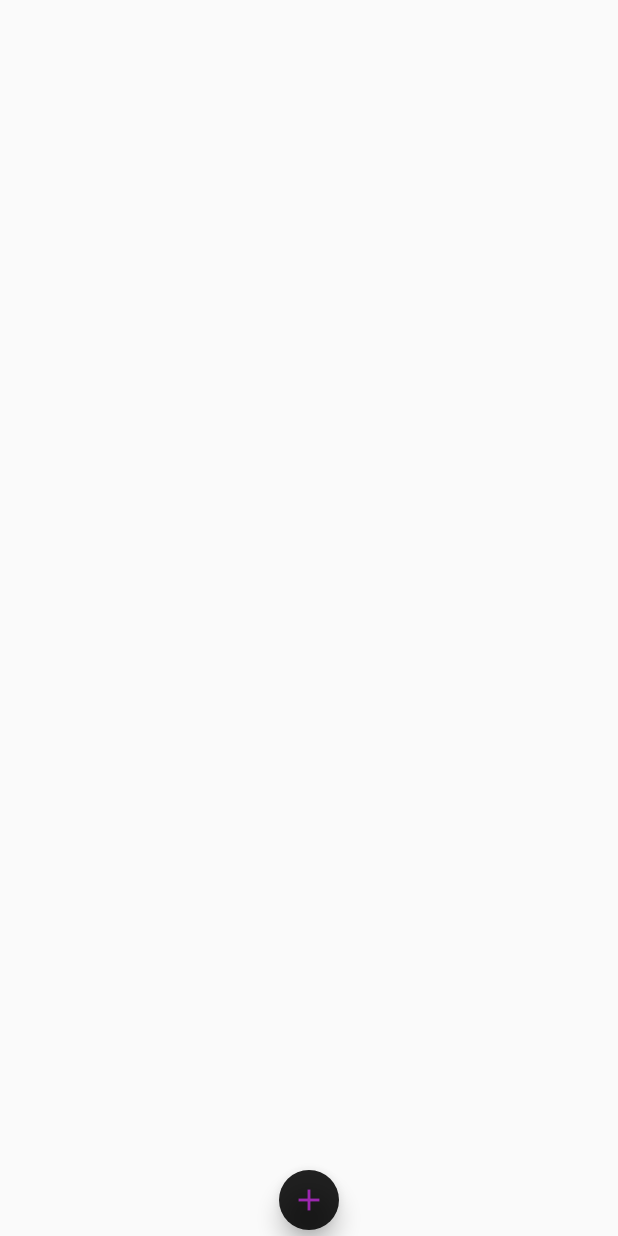
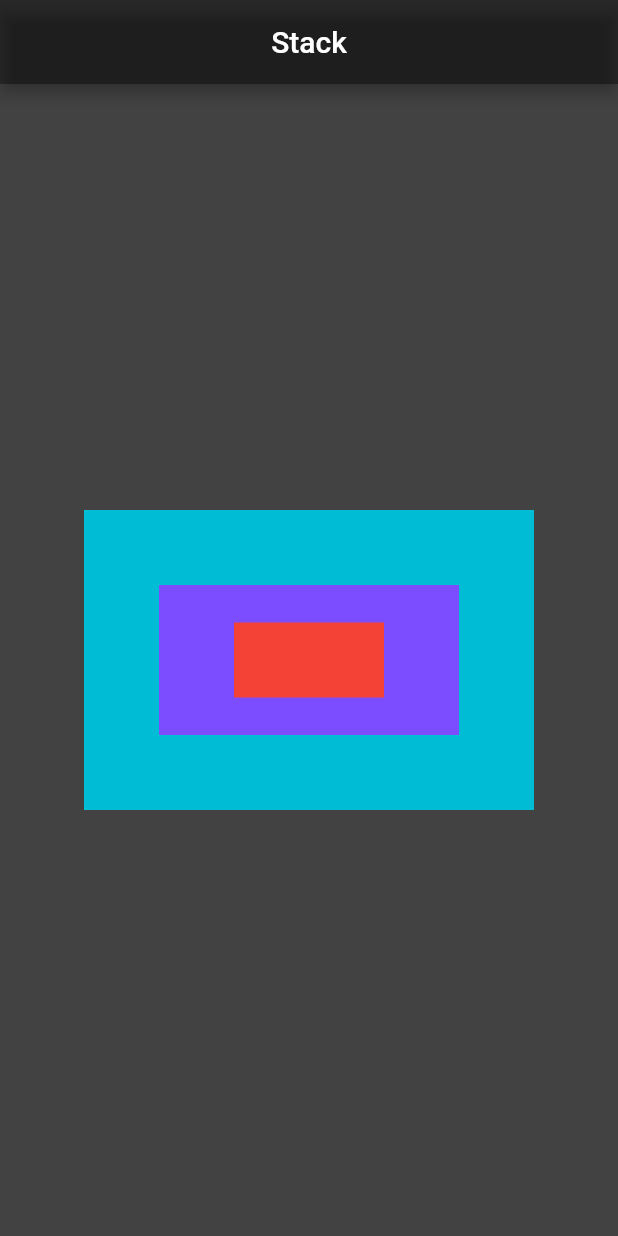
Before and after one commit to theeeep/Flutter-Basic-App, a Flutter app: the screen it shows after launch, on a phone screen of 412 x 824 dp. Run offline on Flutter 3.47's test engine with Material 2 defaults, Android fonts, the phone set to English and light mode, and no system bars.

Commit message:
stack Basic

```diff
--- a/lib/main.dart
+++ b/lib/main.dart
@@ -3,6 +3,7 @@
 // import 'screens/Home.dart';
 import 'package:basic_app/screens/RowCol.dart';
 import 'package:basic_app/screens/FloatActnBtn.dart';
+import 'package:basic_app/screens/Stack.dart';
 import 'screens/ListView.dart';
 
 // import 'screens/Appbar.dart';
@@ -21,6 +22,6 @@ class MyApp extends StatelessWidget {
         title: "My FLutter App",
         themeMode: ThemeMode.system,
         debugShowCheckedModeBanner: false,
-        home: FloatActBtn());
+        home: StackPos());
   }
 }
--- /dev/null
+++ b/lib/screens/Stack.dart
@@ -0,0 +1,39 @@
+import 'package:flutter/material.dart';
+
+class StackPos extends StatelessWidget {
+  const StackPos({super.key});
+
+  @override
+  Widget build(BuildContext context) {
+    return Scaffold(
+      appBar: AppBar(
+        title: Text("Stack"),
+        centerTitle: true,
+        backgroundColor: Colors.black38,
+      ),
+      backgroundColor: Colors.grey.shade800,
+      body: Center(
+        child: Stack(
+          alignment: Alignment.center,
+          children: [
+            Container(
+              width: 300,
+              height: 200,
+              color: Colors.cyan,
+            ),
+            Container(
+              width: 200,
+              height: 100,
+              color: Colors.deepPurpleAccent,
+            ),
+            Container(
+              width: 100,
+              height: 50,
+              color: Colors.red,
+            )
+          ],
+        ),
+      ),
+    );
+  }
+}
```
